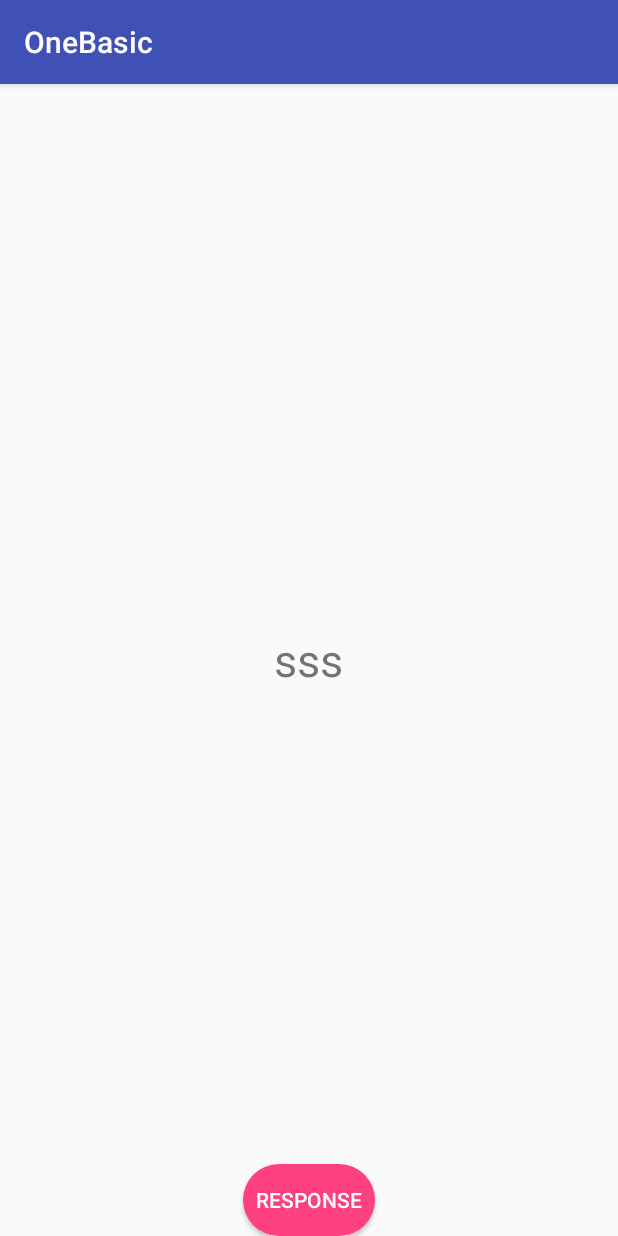
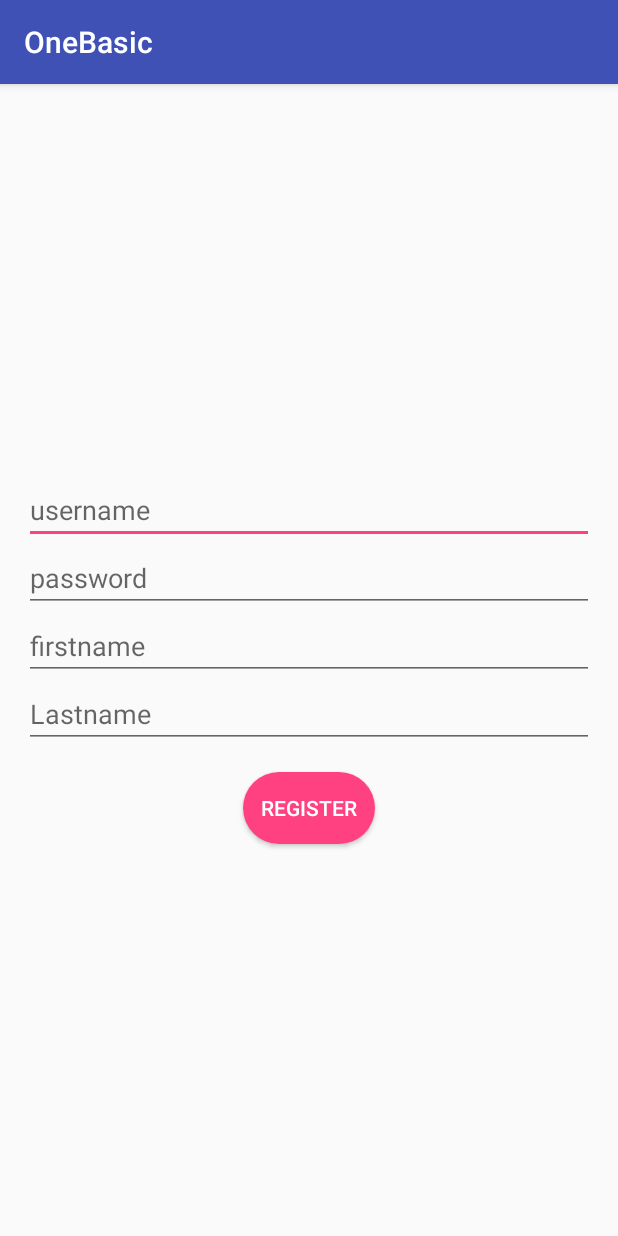
Before and after one commit to JackleStyle0/okhttp-example, an Android app: the screen it shows after launch (MainActivity before the commit, RegisterActivity after it), on a phone screen of 412 x 824 dp. Run offline under Robolectric (Android 15) with nearby library versions, the phone set to English and light mode, and no system bars.

Commit message:
register user and interface UserResgisterCallback

```diff
--- a/app/build.gradle
+++ b/app/build.gradle
@@ -20,8 +20,9 @@ android {
 }
 
 dependencies {
-    compile fileTree(dir: 'libs', include: ['*.jar'])
+    compile fileTree(include: ['*.jar'], dir: 'libs')
     testCompile 'junit:junit:4.12'
     compile 'com.android.support:appcompat-v7:24.2.0'
     compile 'com.squareup.okhttp3:okhttp:3.4.1'
+    compile 'com.android.support:design:24.2.0'
 }
--- a/app/src/main/AndroidManifest.xml
+++ b/app/src/main/AndroidManifest.xml
@@ -2,7 +2,7 @@
 <manifest xmlns:android="http://schemas.android.com/apk/res/android"
     package="com.rungreangchai.spaky.onebasic">
 
-    <uses-permission android:name="android.permission.INTERNET"/>
+    <uses-permission android:name="android.permission.INTERNET" />
 
     <application
         android:allowBackup="true"
@@ -10,7 +10,8 @@
         android:label="@string/app_name"
         android:supportsRtl="true"
         android:theme="@style/AppTheme">
-        <activity android:name=".MainActivity">
+        <activity android:name=".MainActivity"></activity>
+        <activity android:name=".RegisterActivity">
             <intent-filter>
                 <action android:name="android.intent.action.MAIN" />
 
--- /dev/null
+++ b/app/src/main/java/com/rungreangchai/spaky/onebasic/RegisterActivity.java
@@ -0,0 +1,55 @@
+package com.rungreangchai.spaky.onebasic;
+
+import android.support.design.widget.Snackbar;
+import android.support.v7.app.AppCompatActivity;
+import android.os.Bundle;
+import android.view.View;
+import android.widget.Button;
+import android.widget.EditText;
+import android.widget.LinearLayout;
+
+import com.rungreangchai.spaky.onebasic.network.Service;
+
+public class RegisterActivity extends AppCompatActivity implements Service.UserRegisterCallback {
+
+    private EditText edUsername, edPassword, edFirstname, edLastname;
+    private Button btnRegister;
+    private LinearLayout rootView;
+
+    @Override
+    protected void onCreate(Bundle savedInstanceState) {
+        super.onCreate(savedInstanceState);
+        setContentView(R.layout.activity_register);
+
+        bindWidget();
+        btnRegister.setOnClickListener(new View.OnClickListener() {
+            @Override
+            public void onClick(View view) {
+                String username = edUsername.getText().toString();
+                String password = edPassword.getText().toString();
+                String firstName = edFirstname.getText().toString();
+                String lastName = edLastname.getText().toString();
+                Service.regisUser(username, password, firstName, lastName, RegisterActivity.this);
+            }
+        });
+
+    }
+
+    public void bindWidget() {
+        edFirstname = (EditText) findViewById(R.id.firstname);
+        edLastname = (EditText) findViewById(R.id.lastname);
+        edUsername = (EditText) findViewById(R.id.username);
+        edPassword = (EditText) findViewById(R.id.password);
+        btnRegister = (Button) findViewById(R.id.btn_register);
+        rootView = (LinearLayout) findViewById(R.id.root_view);
+    }
+
+    @Override
+    public void onUserRegisSuccess(Boolean success) {
+        if (success) {
+            Snackbar.make(rootView, "Register success.", Snackbar.LENGTH_SHORT).show();
+        } else {
+            Snackbar.make(rootView, "Register fail.", Snackbar.LENGTH_SHORT).show();
+        }
+    }
+}
--- a/app/src/main/java/com/rungreangchai/spaky/onebasic/network/Service.java
+++ b/app/src/main/java/com/rungreangchai/spaky/onebasic/network/Service.java
@@ -8,9 +8,6 @@ import org.json.JSONArray;
 import org.json.JSONException;
 import org.json.JSONObject;
 
-import java.util.HashMap;
-import java.util.List;
-import java.util.concurrent.ExecutionException;
 
 public class Service {
     private static final String URL_LOGIN_USER = "http://192.168.1.18/test/user_profile.php";
@@ -20,13 +17,12 @@ public class Service {
     private static final String TODO_UPDATE = "UPDATE";
     private static final String TODO_DELETE = "DELECT";
 
-    private static RequestTask task;
+    private static RequestTask task = new RequestTask();
 
     public static void getUserLogin(UserResultLoginCallback callback) {
         if (callback != null) {
             UserProfile userProfiles = null;
             String strJson = null;
-            task = new RequestTask();
             JSONObject json = new JSONObject();
             try {
                 json.put("todo", TODO_SELECT);
@@ -50,6 +46,7 @@ public class Service {
         String response = null;
         if (callback != null) {
             try {
+                json.put("todo", TODO_INSERT);
                 json.put("user", user);
                 json.put("pass", pass);
                 json.put("fname", fName);
@@ -60,13 +57,12 @@ public class Service {
 
             try {
                 response = task.execute(URL_LOGIN_USER, json.toString()).get();
+                JSONObject obj = new JSONObject(response);
+                callback.onUserRegisSuccess(obj.getBoolean("success"));
             } catch (Exception e) {
-                Log.d("regisUser ", "Exception" + e.toString());
+                Log.d("regisUser ", "Exception " + e.toString());
             }
         }
-
-        Log.d("response", " data " + response);
-
     }
 
     public interface UserRegisterCallback {
--- a/app/src/main/res/layout/activity_main.xml
+++ b/app/src/main/res/layout/activity_main.xml
@@ -11,7 +11,7 @@
         android:layout_height="wrap_content"
         android:layout_centerInParent="true"
         android:text="sss"
-        android:textSize="30sp" />
+        android:textSize="@dimen/default_text_size_normal" />
 
 
     <Button
--- /dev/null
+++ b/app/src/main/res/layout/activity_register.xml
@@ -0,0 +1,52 @@
+<?xml version="1.0" encoding="utf-8"?>
+<LinearLayout xmlns:android="http://schemas.android.com/apk/res/android"
+    xmlns:tools="http://schemas.android.com/tools"
+    android:layout_width="match_parent"
+    android:layout_height="match_parent"
+    android:gravity="center_vertical"
+    android:orientation="vertical"
+    android:paddingLeft="@dimen/activity_horizontal_margin"
+    android:paddingRight="@dimen/activity_horizontal_margin"
+    android:id="@+id/root_view"
+    tools:context="com.rungreangchai.spaky.onebasic.RegisterActivity">
+
+
+    <EditText
+        android:id="@+id/username"
+        android:layout_width="match_parent"
+        android:layout_height="wrap_content"
+        android:hint="@string/username"
+        android:inputType="text" />
+
+    <EditText
+        android:id="@+id/password"
+        android:layout_width="match_parent"
+        android:layout_height="wrap_content"
+        android:hint="@string/password"
+        android:inputType="textPassword" />
+
+    <EditText
+        android:id="@+id/firstname"
+        android:layout_width="match_parent"
+        android:layout_height="wrap_content"
+        android:hint="@string/firstname"
+        android:inputType="text" />
+
+    <EditText
+        android:id="@+id/lastname"
+        android:layout_width="match_parent"
+        android:layout_height="wrap_content"
+        android:hint="@string/lastname"
+        android:inputType="text" />
+
+    <Button
+        android:id="@+id/btn_register"
+        android:layout_width="wrap_content"
+        android:layout_height="wrap_content"
+        android:layout_gravity="center_horizontal|bottom"
+        android:layout_marginTop="@dimen/activity_horizontal_margin"
+        android:background="@drawable/seletor_bg_button"
+        android:text="@string/register"
+        android:textColor="@color/white" />
+
+</LinearLayout>
--- a/app/src/main/res/values/dimens.xml
+++ b/app/src/main/res/values/dimens.xml
@@ -3,6 +3,8 @@
     <dimen name="activity_horizontal_margin">16dp</dimen>
     <dimen name="activity_vertical_margin">16dp</dimen>
 
+    <dimen name="default_text_size_normal">16sp</dimen>
+
 
     <dimen name="radius_button">50dp</dimen>
 </resources>
--- a/app/src/main/res/values/strings.xml
+++ b/app/src/main/res/values/strings.xml
@@ -1,5 +1,10 @@
 <resources>
     <string name="app_name">OneBasic</string>
+    <string name="register">REGISTER</string>
 
     <string name="btn_response">response</string>
+    <string name="username">username</string>
+    <string name="password">password</string>
+    <string name="firstname">firstname</string>
+    <string name="lastname">Lastname</string>
 </resources>
```
